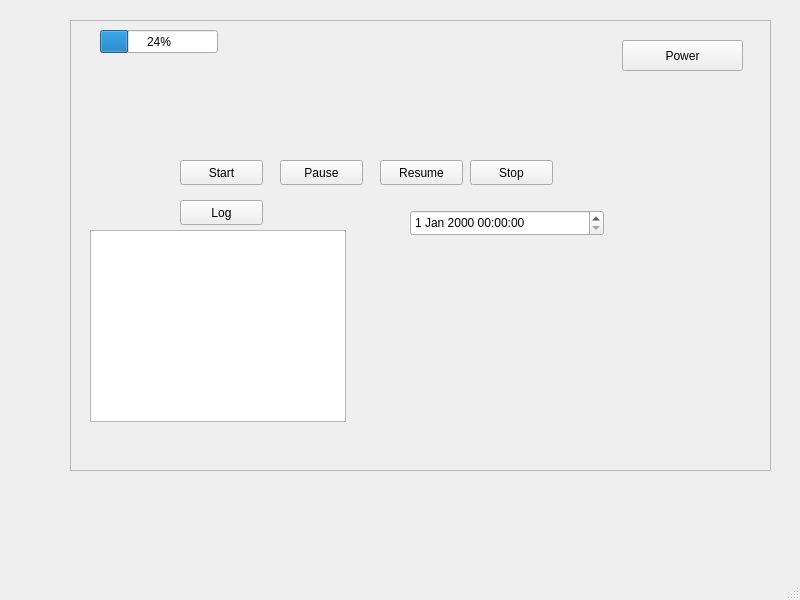
This is FP_Code/mainwindow.ui in HIZE-Y/3004_FP as Qt 5 draws it before an edit. The edited form follows.
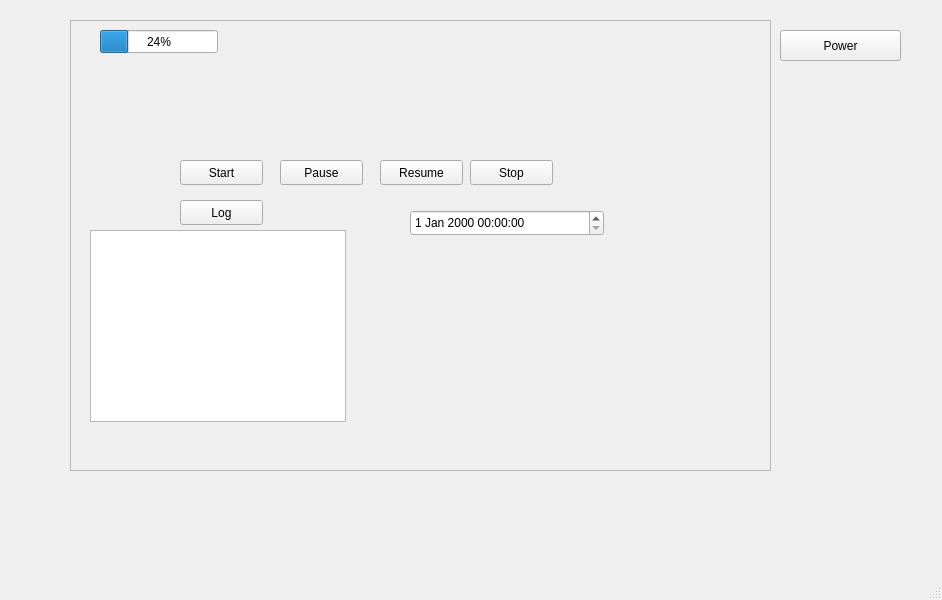
This is the edited form.

Commit message: Pause button, stop and timer button

Diff of the .ui file:
```diff
--- a/FP_Code/mainwindow.ui
+++ b/FP_Code/mainwindow.ui
@@ -6,7 +6,7 @@
    <rect>
     <x>0</x>
     <y>0</y>
-    <width>800</width>
+    <width>942</width>
     <height>600</height>
    </rect>
   </property>
@@ -29,19 +29,6 @@
     <property name="frameShadow">
      <enum>QFrame::Raised</enum>
     </property>
-    <widget class="QPushButton" name="power">
-     <property name="geometry">
-      <rect>
-       <x>552</x>
-       <y>20</y>
-       <width>121</width>
-       <height>31</height>
-      </rect>
-     </property>
-     <property name="text">
-      <string>Power</string>
-     </property>
-    </widget>
     <widget class="QPushButton" name="Start">
      <property name="geometry">
       <rect>
@@ -141,6 +128,19 @@
      </property>
     </widget>
    </widget>
+   <widget class="QPushButton" name="power">
+    <property name="geometry">
+     <rect>
+      <x>780</x>
+      <y>30</y>
+      <width>121</width>
+      <height>31</height>
+     </rect>
+    </property>
+    <property name="text">
+     <string>Power</string>
+    </property>
+   </widget>
   </widget>
   <widget class="QMenuBar" name="menubar">
    <property name="geometry">
```
Left out of the diff: 4 changed lines with no effect on the pictures. The commit also changes 9 other files.
